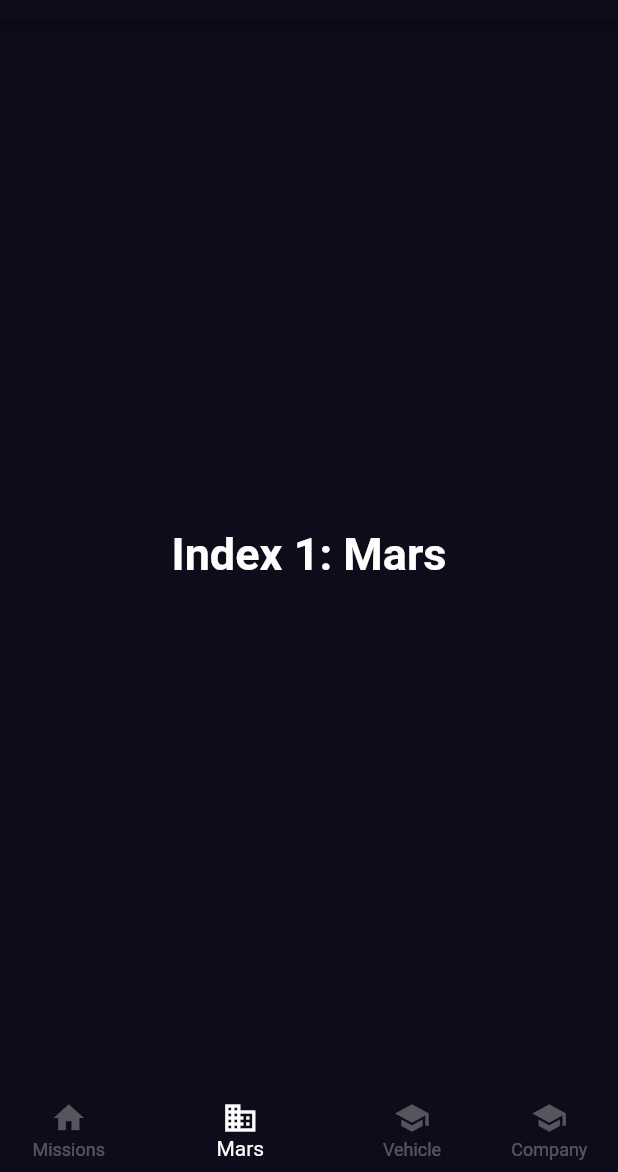
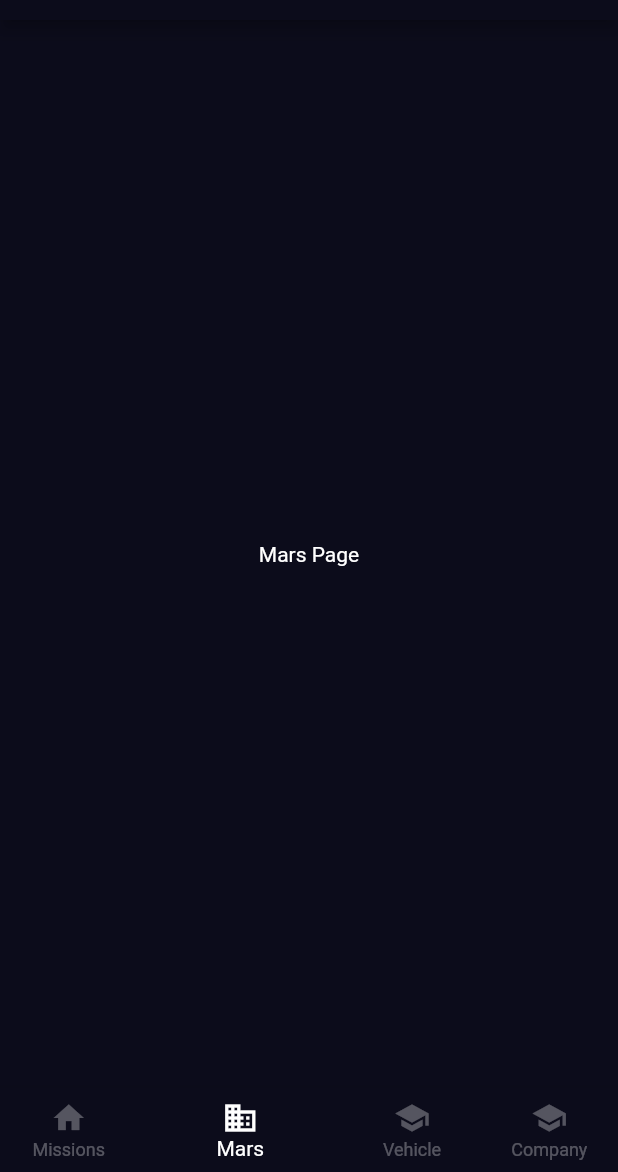
Before and after one commit to rootFaheem/thespaceinfo, a Flutter app: the screen it shows after launch, item 2 of the bottom bar chosen, on a phone screen of 412 x 824 dp, the part 64-1236 px from its top. Run offline on Flutter 3.47's test engine with Material 2 defaults, Android fonts, the phone set to English and light mode, and no system bars.

Commit message:
mars page added

```diff
--- /dev/null
+++ b/lib/app/modules/mars/mars.dart
@@ -0,0 +1,11 @@
+import 'package:flutter/material.dart';
+
+class Mars extends StatelessWidget {
+  static const routeName = "missions";
+  @override
+  Widget build(BuildContext context) {
+    return Container(
+      child: Text('Mars Page'),
+    );
+  }
+}
--- a/lib/main.dart
+++ b/lib/main.dart
@@ -1,5 +1,6 @@
 import 'package:flutter/material.dart';
 
+import './app/modules/mars/mars.dart';
 import './app/layout//MyAppDrawer.dart';
 import './app/modules/missions/missions.dart';
 import './app/layout/MyBottomNavigationBar.dart';
@@ -85,10 +86,7 @@ class _MyHomePageState extends State<MyHomePage> {
       TextStyle(fontSize: 30, fontWeight: FontWeight.bold);
   static List<Widget> _widgetOptions = <Widget>[
     Missions(),
-    Text(
-      'Index 1: Mars',
-      style: optionStyle,
-    ),
+    Mars(),
     Text(
       'Index 2: Vehicle',
       style: optionStyle,
```
